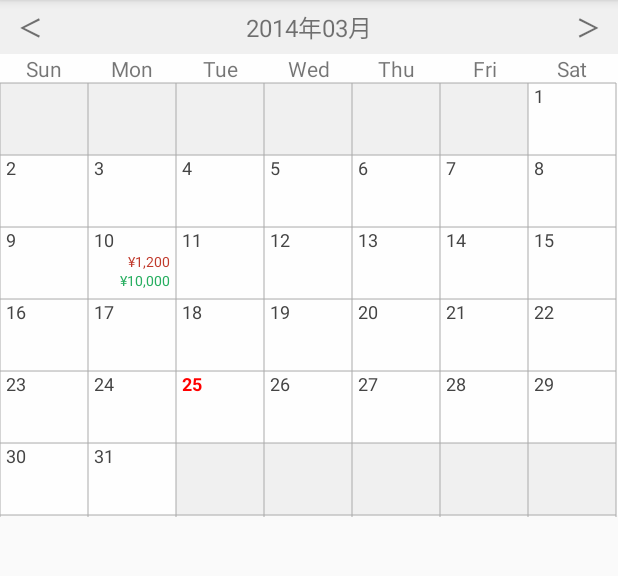
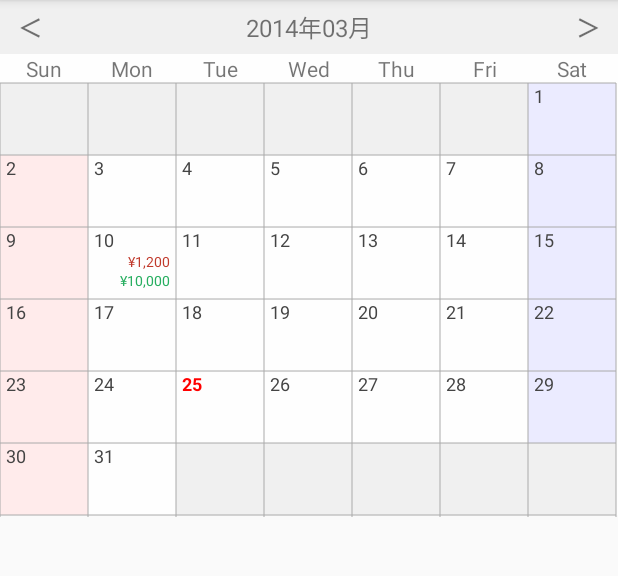
Before and after one commit to kufu-ai/DecorateCalendarView, an Android app: the screen it shows after launch (MainActivity), on a phone screen of 412 x 824 dp, the part 84-660 px from its top. Run offline under Robolectric (Android 15) with nearby library versions, the phone set to English and light mode, and no system bars.

Commit message:
土曜日と日曜日のセルに固有の背景色をつける

```diff
--- a/DecorateCalendarView/src/main/java/net/zaim/decoratecalendarview/DecorateCalendarView.java
+++ b/DecorateCalendarView/src/main/java/net/zaim/decoratecalendarview/DecorateCalendarView.java
@@ -204,6 +204,8 @@ public class DecorateCalendarView extends LinearLayout implements View.OnClickLi
                     dateLabel.setTypeface(null, Typeface.NORMAL);
                 }
 
+                if (dayLoop == 0) dayContainer.setBackgroundColor(getResources().getColor(R.color.sunday_background));
+                else if (dayLoop == WEEKDAYS - 1) dayContainer.setBackgroundColor(getResources().getColor(R.color.saturday_background));
                 dayCounter++;
             }
         }
--- a/DecorateCalendarView/src/main/res/values/color.xml
+++ b/DecorateCalendarView/src/main/res/values/color.xml
@@ -4,4 +4,6 @@
     <color name="dark_red">#c0392b</color>
     <color name="default_background">#fefefe</color>
     <color name="disable_background">#f0f0f0</color>
+    <color name="sunday_background">#66ffcccc</color>
+    <color name="saturday_background">#66ccccff</color>
 </resources>
```
